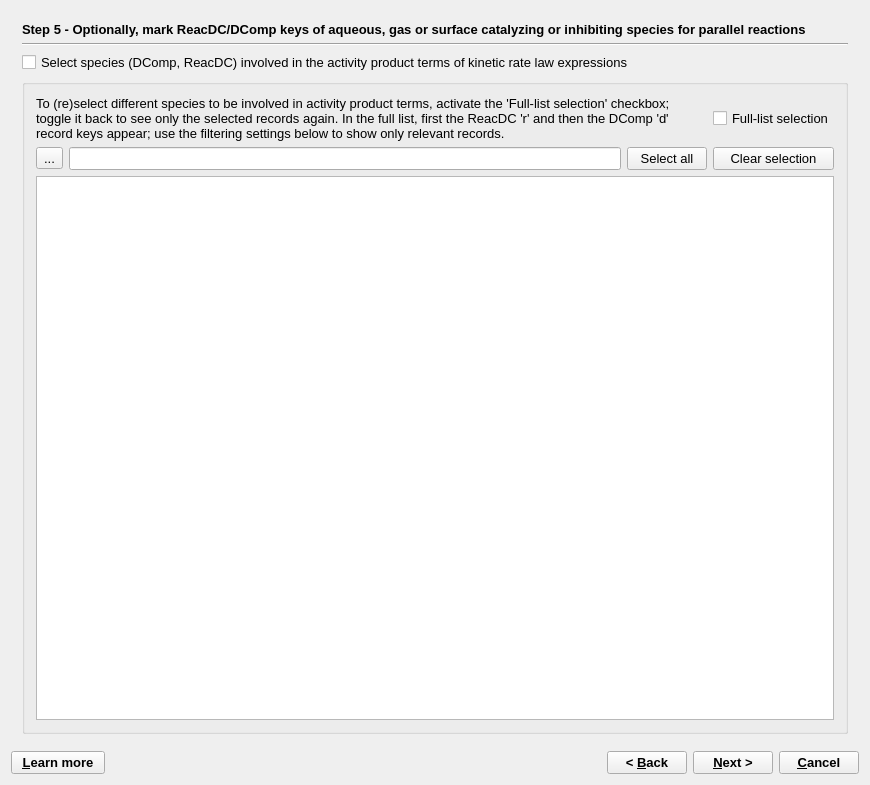
Above: GUI/Dialogs4/PhaseWizard4.ui from gemshub/GEMSGUI before the change. Below: the same form after it.
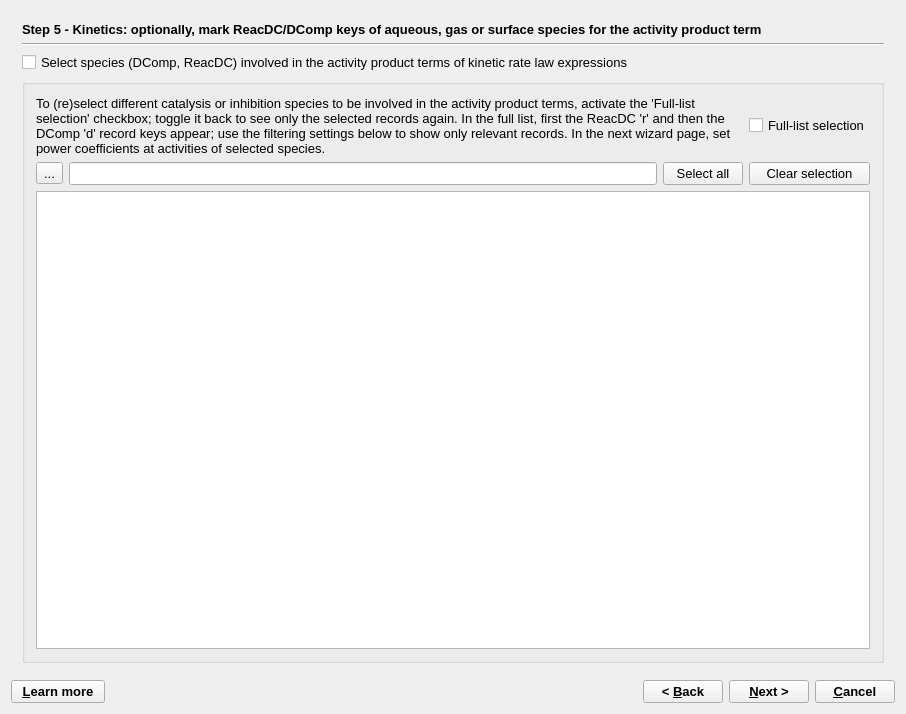
That is the form after the change. The open tabs and pages were chosen to show the change. Icons and pictures are not drawn.

The edit to the form file:
```diff
--- a/GUI/Dialogs4/PhaseWizard4.ui
+++ b/GUI/Dialogs4/PhaseWizard4.ui
@@ -9,8 +9,8 @@
    <rect>
     <x>0</x>
     <y>0</y>
-    <width>870</width>
-    <height>785</height>
+    <width>891</width>
+    <height>714</height>
    </rect>
   </property>
   <property name="font">
@@ -40,7 +40,7 @@
       <enum>QFrame::Plain</enum>
      </property>
      <property name="currentIndex">
-      <number>1</number>
+      <number>7</number>
      </property>
      <widget class="QWidget" name="page">
       <layout class="QVBoxLayout" name="verticalLayout_4">
@@ -683,7 +683,7 @@
           </font>
          </property>
          <property name="text">
-          <string>Step 2 - Selection of ReacDC/DComp chemical species to define this Phase</string>
+          <string>Step 2 - Selection of ReacDC/DComp chemical species to define this Phase by its components (endmembers)</string>
          </property>
         </widget>
        </item>
@@ -845,7 +845,7 @@
              </size>
             </property>
             <property name="maximum">
-             <number>999</number>
+             <number>9999</number>
             </property>
            </widget>
           </item>
@@ -1357,7 +1357,7 @@
           </font>
          </property>
          <property name="text">
-          <string>Step 5 - Optionally, mark ReacDC/DComp keys of aqueous, gas or surface catalyzing or inhibiting species for parallel reactions</string>
+          <string>Step 5 - Kinetics: optionally, mark ReacDC/DComp keys of aqueous, gas or surface species for the activity product term</string>
          </property>
         </widget>
        </item>
@@ -1384,7 +1384,7 @@
           <item row="0" column="0" colspan="3">
            <widget class="QLabel" name="label_36">
             <property name="text">
-             <string>To (re)select different species to be involved in activity product terms, activate the 'Full-list selection' checkbox; toggle it back to see only the selected records again. In the full list, first the ReacDC 'r' and then the DComp 'd' record keys appear; use the filtering settings below to show only relevant records. </string>
+             <string>To (re)select different catalysis or inhibition species to be involved in the activity product terms, activate the 'Full-list selection' checkbox; toggle it back to see only the selected records again. In the full list, first the ReacDC 'r' and then the DComp 'd' record keys appear; use the filtering settings below to show only relevant records. In the next wizard page, set power coefficients at activities of selected species.</string>
             </property>
             <property name="wordWrap">
              <bool>true</bool>
@@ -1855,7 +1855,7 @@
           </font>
          </property>
          <property name="text">
-          <string>Step 7 - Optionally, mark record key(s) of phase(s) to be linked with this phase for defining its metastability</string>
+          <string>Step 7 - Optionally, mark record key(s) of phase(s) for metastability link(s) with this phase</string>
          </property>
         </widget>
        </item>
```
